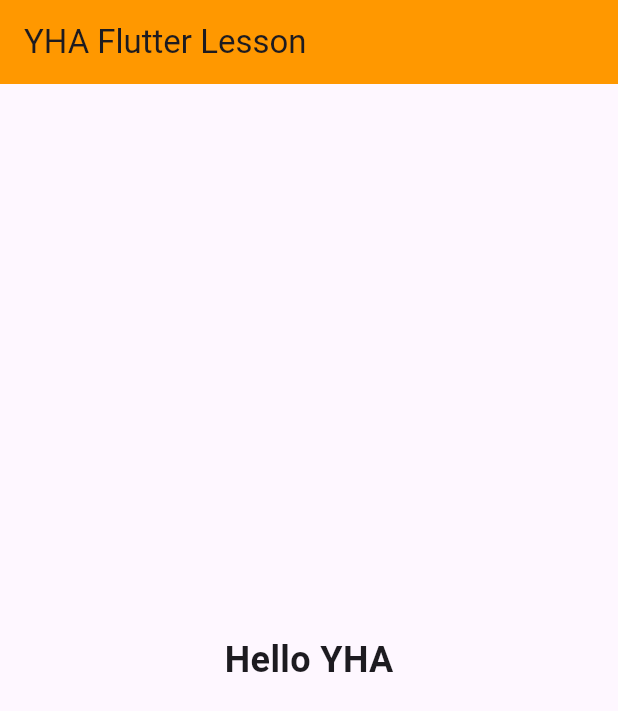
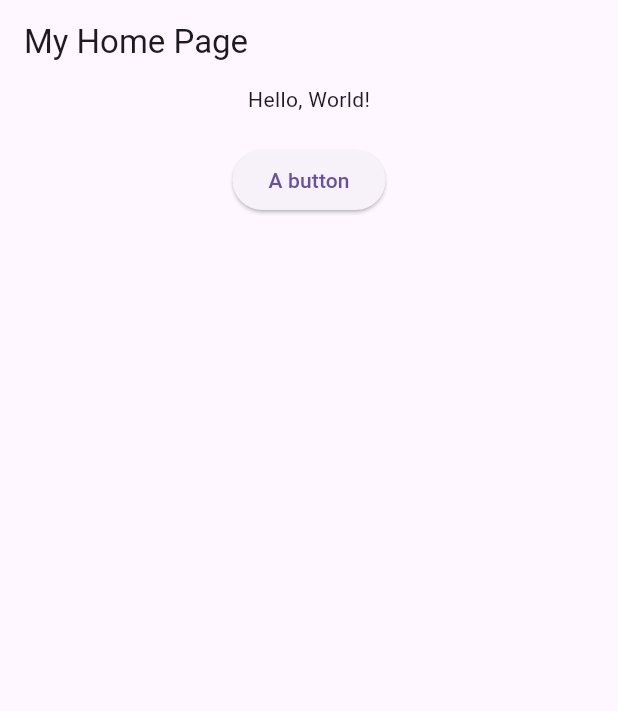
Before and after one commit to hidecard/YHA-flutter-lesson, a Flutter app: the screen it shows after launch, on a phone screen of 412 x 824 dp. Shown: the top 711 px of the screen. Run offline on Flutter 3.47's test engine with Material 3 defaults, Android fonts, the phone set to English and light mode, and no system bars.

Commit message:
Lesson 2

```diff
--- a/lib/main.dart
+++ b/lib/main.dart
@@ -1,18 +1,37 @@
 import 'package:flutter/material.dart';
+import 'package:flutter/services.dart';
 
-void main() => runApp(
-      MaterialApp(
-        home: Scaffold(
-          appBar: AppBar(
-            backgroundColor: Colors.orange,
-            title: Text("YHA Flutter Lesson"),
-          ),
-          body: Center(
-            child: Text(
-              "Hello YHA",
-              style: TextStyle(fontSize: 24, fontWeight: FontWeight.bold),
-            ),
+void main() => runApp(const MyApp());
+
+class MyApp extends StatelessWidget {
+  const MyApp({super.key});
+
+  @override
+  Widget build(BuildContext context) {
+    return MaterialApp( // Root widget
+      home: Scaffold(
+        appBar: AppBar(
+          title: const Text('My Home Page'),
+        ),
+        body: Center(
+          child: Builder(
+            builder: (context) {
+              return Column(
+                children: [
+                  const Text('Hello, World!'),
+                  const SizedBox(height: 20),
+                  ElevatedButton(
+                    onPressed: () {
+                      print('Click!');
+                    },
+                    child: const Text('A button'),
+                  ),
+                ],
+              );
+            },
           ),
         ),
       ),
     );
+  }
+}
```
